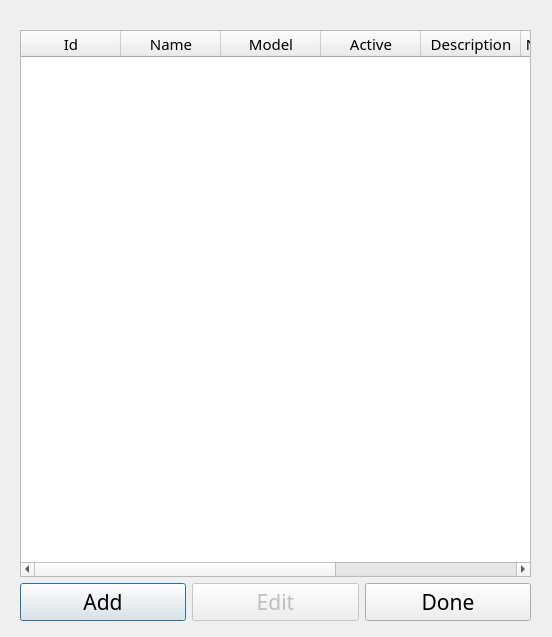
Qt form ui/DevicesDlg.ui (aliciabillings-noaa/CLAMS) before a commit.
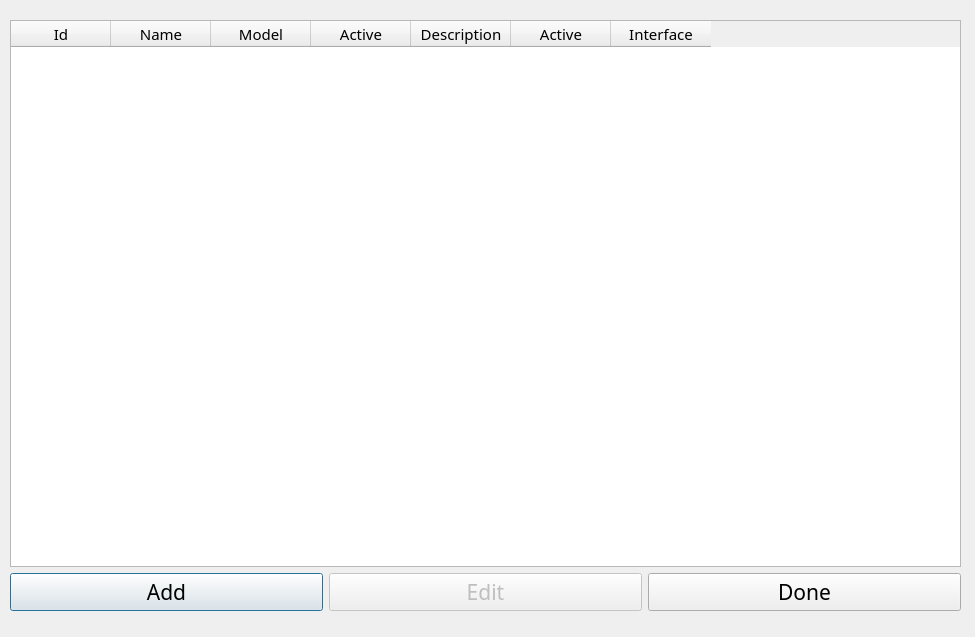
The same form after that commit.

Commit message: making devices wider and updating boolean column

What changed in the file:
```diff
--- a/ui/DevicesDlg.ui
+++ b/ui/DevicesDlg.ui
@@ -6,7 +6,7 @@
    <rect>
     <x>0</x>
     <y>0</y>
-    <width>552</width>
+    <width>975</width>
     <height>637</height>
    </rect>
   </property>
@@ -16,9 +16,9 @@
   <widget class="QWidget" name="verticalLayoutWidget">
    <property name="geometry">
     <rect>
-     <x>20</x>
-     <y>30</y>
-     <width>511</width>
+     <x>10</x>
+     <y>20</y>
+     <width>951</width>
      <height>591</height>
     </rect>
    </property>
@@ -64,12 +64,7 @@
       </column>
       <column>
        <property name="text">
-        <string>New Column</string>
-       </property>
-      </column>
-      <column>
-       <property name="text">
-        <string>New Column</string>
+        <string>Active</string>
        </property>
       </column>
       <column>
```
The commit also changes 3 other files.
